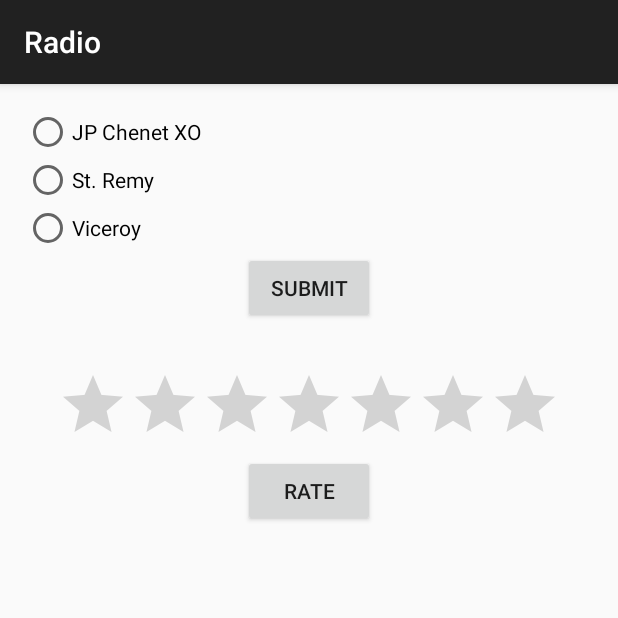
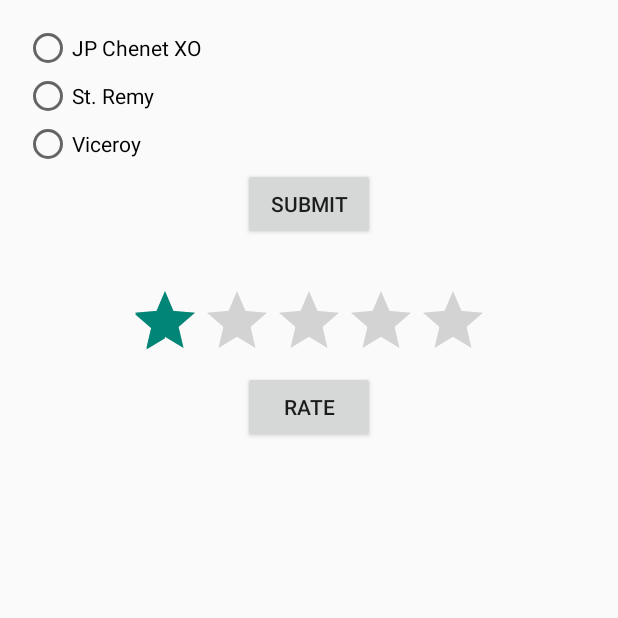
Before and after one commit to owuor91/android-confidence2, an Android app: the screen it shows after launch (MainActivity), on a phone screen of 412 x 824 dp, the top half of it. Run offline under Robolectric (Android 15) with nearby library versions, the phone set to English and light mode, and no system bars.

Commit message:
Added listener for rating change

```diff
--- a/app/src/main/AndroidManifest.xml
+++ b/app/src/main/AndroidManifest.xml
@@ -6,7 +6,7 @@
         android:allowBackup="true"
         android:icon="@mipmap/ic_launcher"
         android:label="@string/app_name"
-        android:theme="@style/AppTheme" >
+        android:theme="@style/Theme.AppCompat.Light.NoActionBar" >
         <activity
             android:name=".MainActivity"
             android:label="@string/app_name" >
--- a/app/src/main/java/com/example/teeshirt/radio/MainActivity.java
+++ b/app/src/main/java/com/example/teeshirt/radio/MainActivity.java
@@ -8,6 +8,8 @@ import android.view.View;
 import android.widget.Button;
 import android.widget.RadioButton;
 import android.widget.RadioGroup;
+import android.widget.RatingBar;
+import android.widget.TextView;
 import android.widget.Toast;
 
 
@@ -15,12 +17,16 @@ public class MainActivity extends ActionBarActivity {
     public static RadioGroup radioGroup;
     public static RadioButton radio;
     public static Button button;
+    private static RatingBar rating;
+    private static Button btn;
+    private static TextView txt;
 
     @Override
     protected void onCreate(Bundle savedInstanceState) {
         super.onCreate(savedInstanceState);
         setContentView(R.layout.activity_main);
         onButtonClickListener();
+        ratingBarListener();
     }
 
 
@@ -38,4 +44,16 @@ public class MainActivity extends ActionBarActivity {
        });
 
    }
+
+
+   public void ratingBarListener(){
+       rating = (RatingBar)findViewById(R.id.rating);
+       txt = (TextView)findViewById(R.id.txt);
+       rating.setOnRatingBarChangeListener(new RatingBar.OnRatingBarChangeListener() {
+           @Override
+           public void onRatingChanged(RatingBar ratingBar, float rating, boolean fromUser) {
+               txt.setText(String.valueOf(rating));
+           }
+       });
+   }
 }
--- a/app/src/main/res/layout/activity_main.xml
+++ b/app/src/main/res/layout/activity_main.xml
@@ -50,7 +50,9 @@
         android:layout_height="wrap_content"
         android:layout_below="@+id/button"
         android:layout_centerHorizontal="true"
-        android:numStars="7"
+        android:numStars="5"
+        android:stepSize="1"
+        android:rating="1"
         android:id="@+id/rating"/>
 
     <Button
@@ -64,5 +66,6 @@
     <TextView
         android:layout_width="fill_parent"
         android:layout_height="wrap_content"
-        android:layout_below="@+id/btn"/>
+        android:layout_below="@+id/btn"
+        android:id="@+id/txt"/>
 </RelativeLayout>
```
